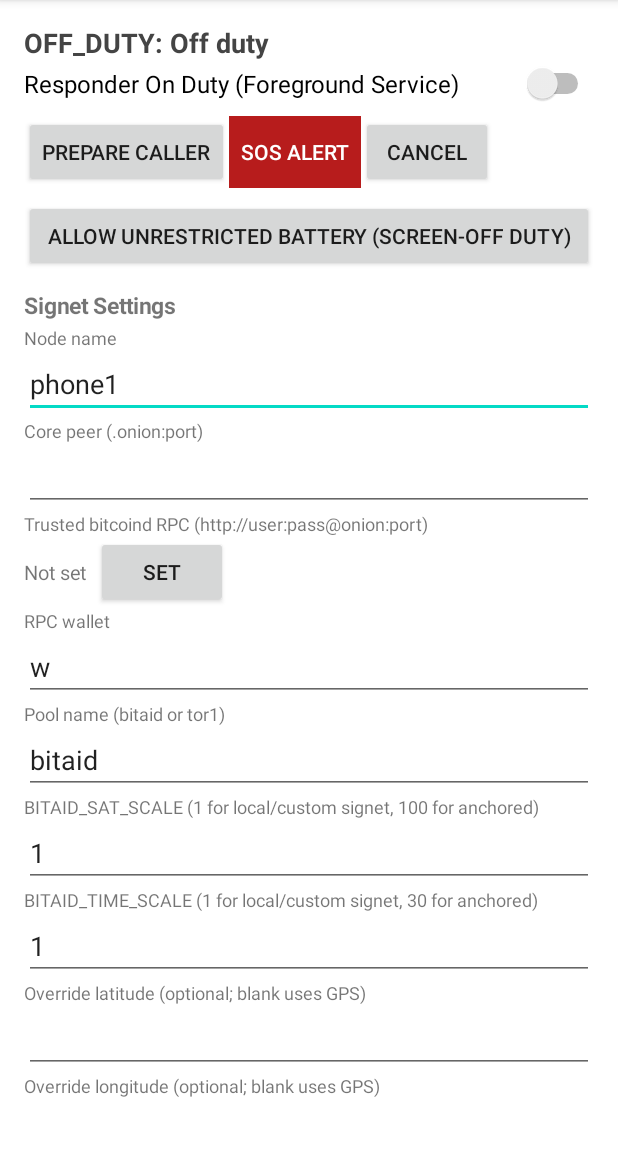
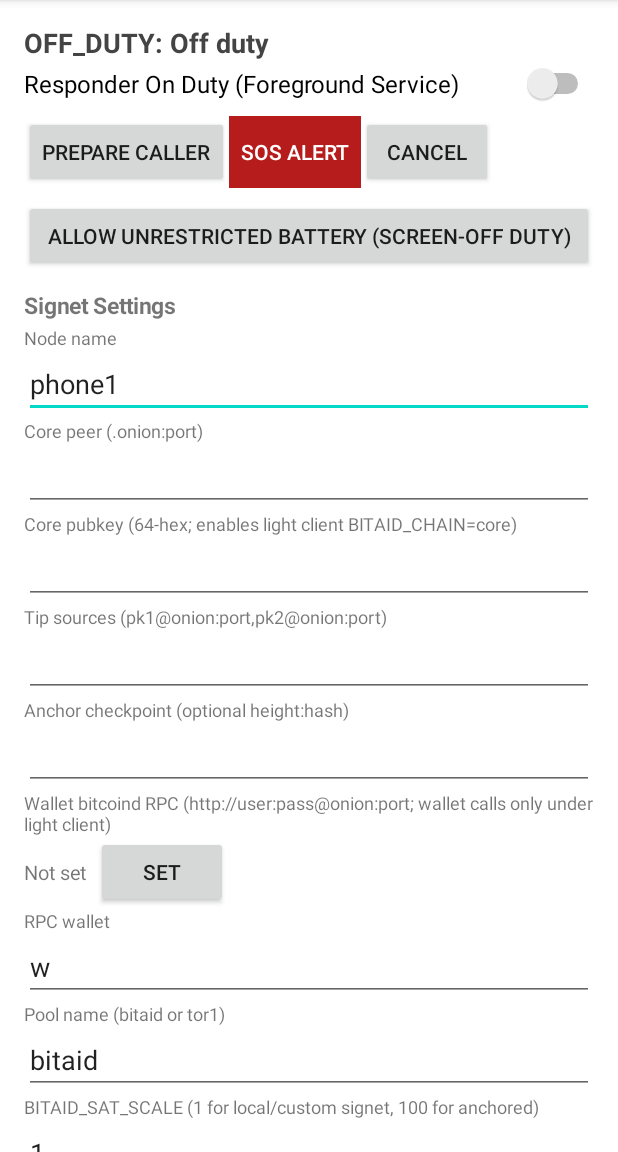
Before and after one commit to FaithStandard/Bitaid-prototype, an Android app: the screen it shows after launch (MainActivity), on a phone screen of 412 x 824 dp, the part 84-1236 px from its top. Run offline under Robolectric (Android 15) with nearby library versions, the phone set to English and light mode, and no system bars; libraries missing offline, so code that uses them is left out: com.google.crypto.tink; 5 statements that could not run were skipped.

Commit message:
phone-light step 7 (android): set BITAID_CHAIN=core with Core key/tip sources/anchor and show Warning banner

```diff
--- a/android/app/src/main/java/com/bitaid/app/MainActivity.kt
+++ b/android/app/src/main/java/com/bitaid/app/MainActivity.kt
@@ -48,8 +48,12 @@ class MainActivity : AppCompatActivity() {
 
     private lateinit var statusView: TextView
     private lateinit var progressView: TextView
+    private lateinit var warningBanner: TextView
     private lateinit var dutySwitch: Switch
     private lateinit var peerEdit: EditText
+    private lateinit var coreKeyEdit: EditText
+    private lateinit var tipSourcesEdit: EditText
+    private lateinit var anchorEdit: EditText
     private lateinit var rpcStatusView: TextView
     private lateinit var rpcReplaceBtn: Button
     private lateinit var rpcInputRow: LinearLayout
@@ -142,6 +146,17 @@ class MainActivity : AppCompatActivity() {
         }
         root.addView(statusView)
         root.addView(progressView)
+
+        warningBanner = TextView(this).apply {
+            textSize = 14f
+            setTypeface(null, Typeface.BOLD)
+            setTextColor(Color.WHITE)
+            setBackgroundColor(Color.parseColor("#C62828"))
+            val bp = (10 * resources.displayMetrics.density).toInt()
+            setPadding(bp, bp, bp, bp)
+            visibility = View.GONE
+        }
+        root.addView(warningBanner)
 
         dutySwitch = Switch(this).apply {
             text = "Responder On Duty (Foreground Service)"
@@ -294,9 +309,12 @@ class MainActivity : AppCompatActivity() {
         root.addView(sectionHeader("Signet Settings"))
         nameEdit = labeledEdit(root, "Node name", "phone1")
         peerEdit = labeledEdit(root, "Core peer (.onion:port)", "")
+        coreKeyEdit = labeledEdit(root, "Core pubkey (64-hex; enables light client BITAID_CHAIN=core)", "")
+        tipSourcesEdit = labeledEdit(root, "Tip sources (pk1@onion:port,pk2@onion:port)", "")
+        anchorEdit = labeledEdit(root, "Anchor checkpoint (optional height:hash)", "")
 
         // Masked RPC URL (never repopulated into plaintext once stored)
-        root.addView(TextView(this).apply { text = "Trusted bitcoind RPC (http://user:pass@onion:port)"; textSize = 12f })
+        root.addView(TextView(this).apply { text = "Wallet bitcoind RPC (http://user:pass@onion:port; wallet calls only under light client)"; textSize = 12f })
         val rpcStatusRow = LinearLayout(this).apply { orientation = LinearLayout.HORIZONTAL }
         rpcStatusView = TextView(this).apply { text = "Not set"; textSize = 13f }
         rpcReplaceBtn = Button(this).apply {
@@ -435,6 +453,13 @@ class MainActivity : AppCompatActivity() {
             progressView.visibility = View.GONE
         }
 
+        if (!snap.warning.isNullOrBlank()) {
+            warningBanner.visibility = View.VISIBLE
+            warningBanner.text = "WARNING: ${snap.warning}"
+        } else {
+            warningBanner.visibility = View.GONE
+        }
+
         suppressSwitch = true
         dutySwitch.isChecked = snap.status == ServiceStatus.ON_DUTY ||
             snap.status == ServiceStatus.ACTIVE_CASE ||
@@ -512,6 +537,9 @@ class MainActivity : AppCompatActivity() {
             this.action = action
             putExtra(BitaidService.EXTRA_NAME, nameEdit.text.toString().trim().ifEmpty { "phone1" })
             putExtra(BitaidService.EXTRA_PEER, peerEdit.text.toString().trim())
+            putExtra(BitaidService.EXTRA_CORE_KEY, coreKeyEdit.text.toString().trim())
+            putExtra(BitaidService.EXTRA_TIP_SOURCES, tipSourcesEdit.text.toString().trim())
+            putExtra(BitaidService.EXTRA_ANCHOR, anchorEdit.text.toString().trim())
             putExtra(BitaidService.EXTRA_WALLET, walletEdit.text.toString().trim().ifEmpty { "w" })
             putExtra(BitaidService.EXTRA_POOL, poolEdit.text.toString().trim().ifEmpty { "bitaid" })
             putExtra(BitaidService.EXTRA_SAT_SCALE, satScaleEdit.text.toString().trim().ifEmpty { "1" })
@@ -665,6 +693,9 @@ class MainActivity : AppCompatActivity() {
         val p = getSharedPreferences(PREFS, Context.MODE_PRIVATE)
         nameEdit.setText(p.getString("name", "phone1"))
         peerEdit.setText(p.getString("peer", ""))
+        coreKeyEdit.setText(p.getString("core_key", ""))
+        tipSourcesEdit.setText(p.getString("tip_sources", ""))
+        anchorEdit.setText(p.getString("anchor", ""))
         walletEdit.setText(p.getString("wallet", "w"))
         poolEdit.setText(p.getString("pool", "bitaid"))
         satScaleEdit.setText(p.getString("sat_scale", "1"))
@@ -678,6 +709,9 @@ class MainActivity : AppCompatActivity() {
         getSharedPreferences(PREFS, Context.MODE_PRIVATE).edit()
             .putString("name", nameEdit.text.toString().trim())
             .putString("peer", peerEdit.text.toString().trim())
+            .putString("core_key", coreKeyEdit.text.toString().trim())
+            .putString("tip_sources", tipSourcesEdit.text.toString().trim())
+            .putString("anchor", anchorEdit.text.toString().trim())
             .putString("wallet", walletEdit.text.toString().trim())
             .putString("pool", poolEdit.text.toString().trim())
             .putString("sat_scale", satScaleEdit.text.toString().trim())
```
Also changed, not shown: android/app/src/main/java/com/bitaid/app/BitaidService.kt (+33 -0 lines), android/app/src/main/java/com/bitaid/app/BitaidState.kt (+8 -0 lines).
